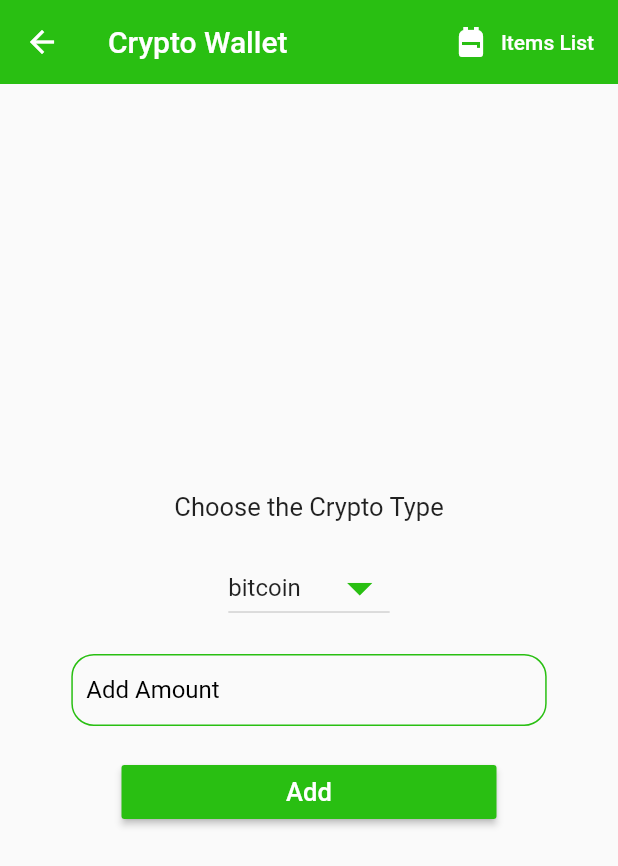
After one commit to khoacao1/final-unimarket-cryptowallet, a Flutter app: the MainWallet screen opened directly, after a tap on the "add" icon, on a phone screen of 412 x 824 dp. The commit adds this screen. Shown: the top 866 px of the screen. Run offline on Flutter 3.47's test engine with Material 2 defaults, Android fonts, the phone set to English and light mode, and no system bars; our stand-ins replace cloud_firestore, firebase_auth, firebase_core, firebase_storage, flutter_credit_card, flutter_spinkit and 1 more; accounts and stored records are empty; network calls fail.

Commit message:
Adding the Crypto Wallet page. Function to add, remove coin. Linked the crypto API to get the amount of coin type and convert to the . Modified Firebase so each user have their own Coins Collection

```diff
--- /dev/null
+++ b/unimarketwithwallet/lib/screens/Wallet/add_view.dart
@@ -0,0 +1,112 @@
+import 'package:flutter/material.dart';
+import 'package:flutter/services.dart';
+import 'package:unimarketwithwallet/screens/Wallet/wallet_function.dart';
+import 'package:unimarketwithwallet/screens/home.dart';
+import 'package:unimarketwithwallet/shared/appbar.dart';
+import 'package:unimarketwithwallet/shared/constants.dart';
+
+class AddView extends StatefulWidget {
+  const AddView({Key? key}) : super(key: key);
+
+  @override
+  _AddViewState createState() => _AddViewState();
+}
+
+class _AddViewState extends State<AddView> {
+  List<String> coins = [
+    "bitcoin",
+    "ethereum",
+  ];
+
+  String dropdownValue = "bitcoin";
+  TextEditingController _amountController = TextEditingController();
+
+  @override
+  Widget build(BuildContext context) {
+    return Scaffold(
+      appBar: AppBarCommon(
+        title: Text('Crypto Wallet'),
+        appBar: AppBar(),
+        onpress: () async {
+          Navigator.push(context, MaterialPageRoute(builder: (_) => Home()));
+        },
+        label: Text("Items List"),
+        icon: Icon(Icons.backpack),
+      ),
+      body: Container(
+        child: Row(
+          mainAxisAlignment: MainAxisAlignment.center,
+          children: [
+            Column(
+              mainAxisAlignment: MainAxisAlignment.center,
+              children: [
+                Text(
+                  'Choose the Crypto Type',
+                  style: TextStyle(
+                    fontSize: 17,
+                  ),
+                ),
+                SizedBox(
+                  height: 20,
+                ),
+                DropdownButton(
+                  iconSize: 40,
+                  value: dropdownValue,
+                  iconEnabledColor: Color(0xFF29BF12),
+                  onChanged: (String? value) {
+                    setState(() {
+                      dropdownValue = value!;
+                    });
+                  },
+                  items: coins.map<DropdownMenuItem<String>>((String value) {
+                    return DropdownMenuItem<String>(
+                      value: value,
+                      child: Text(value),
+                    );
+                  }).toList(),
+                ),
+                SizedBox(
+                  height: 20,
+                ),
+                Container(
+                  width: MediaQuery.of(context).size.width / 1.3,
+                  child: TextFormField(
+                    keyboardType: TextInputType.number,
+                    inputFormatters: <TextInputFormatter>[
+                      FilteringTextInputFormatter.allow(
+                        RegExp(r'[0-9.]'),
+                      ),
+                    ],
+                    controller: _amountController,
+                    decoration: textInputDecoration.copyWith(
+                      labelText: "Add Amount",
+                      labelStyle: TextStyle(
+                        color: Colors.black,
+                      ),
+                    ),
+                  ),
+                ),
+                SizedBox(
+                  height: 20,
+                ),
+                SizedBox(
+                  width: 250,
+                  child: RaisedButton(
+                    onPressed: () async {
+                      await addCoin(dropdownValue, _amountController.text);
+                      Navigator.of(context).pop();
+                    },
+                    child: Text('Add',
+                        style:
+                            TextStyle(color: Color(0xFFFFFFFF), fontSize: 17)),
+                    color: Color(0xFF29BF12),
+                  ),
+                ),
+              ],
+            ),
+          ],
+        ),
+      ),
+    );
+  }
+}
--- /dev/null
+++ b/unimarketwithwallet/lib/screens/Wallet/api_methods.dart
@@ -0,0 +1,14 @@
+import 'package:http/http.dart' as http;
+import 'dart:convert';
+
+Future<double?> getPrice(String id) async {
+  try {
+    var url = "https://api.coingecko.com/api/v3/coins/" + id;
+    var response = await http.get(Uri.parse(url));
+    var json = jsonDecode(response.body);
+    var value = json['market_data']['current_price']['usd'].toString();
+    return double.parse(value);
+  } catch (e) {
+    print(e.toString());
+  }
+}
--- /dev/null
+++ b/unimarketwithwallet/lib/screens/Wallet/cryptolist.dart
@@ -0,0 +1,106 @@
+import 'package:cloud_firestore/cloud_firestore.dart';
+import 'package:firebase_auth/firebase_auth.dart';
+import 'package:flutter/material.dart';
+import 'package:unimarketwithwallet/screens/Wallet/api_methods.dart';
+
+class CryptoList extends StatefulWidget {
+  const CryptoList({Key? key}) : super(key: key);
+
+  @override
+  _CryptoListState createState() => _CryptoListState();
+}
+
+class _CryptoListState extends State<CryptoList> {
+  double bitcoin = 0.0;
+  double ethereum = 0.0;
+
+  @override
+  initState() {
+    updateValues();
+  }
+
+  updateValues() async {
+    bitcoin = (await getPrice("bitcoin"))!;
+    ethereum = (await getPrice("ethereum"))!;
+    setState(() {});
+  }
+
+  @override
+  Widget build(BuildContext context) {
+    getValue(String id, double amount) {
+      if (id == "bitcoin") {
+        return (bitcoin * amount).toStringAsFixed(2);
+      } else {
+        return (ethereum * amount).toStringAsFixed(2);
+      }
+    }
+
+    return Container(
+      decoration: BoxDecoration(
+        color: Colors.white,
+      ),
+      height: MediaQuery.of(context).size.height,
+      width: MediaQuery.of(context).size.width,
+      child: Center(
+        child: StreamBuilder(
+            stream: FirebaseFirestore.instance
+                .collection('Users')
+                .doc(FirebaseAuth.instance.currentUser!.uid)
+                .collection('Coins')
+                .snapshots(),
+            builder:
+                (BuildContext context, AsyncSnapshot<QuerySnapshot> snapshot) {
+              if (!snapshot.hasData) {
+                return Center(
+                  child: CircularProgressIndicator(),
+                );
+              }
+
+              return ListView(
+                children: snapshot.data!.docs.map((document) {
+                  return Padding(
+                    padding: EdgeInsets.all(8.0),
+                    child: Container(
+                        height: MediaQuery.of(context).size.height / 8,
+                        width: MediaQuery.of(context).size.width / 1.2,
+                        decoration: BoxDecoration(
+                          color: Color(0xFF08BDBD),
+                          borderRadius: BorderRadius.circular(15),
+                        ),
+                        child: Row(
+                          mainAxisAlignment: MainAxisAlignment.spaceEvenly,
+                          children: [
+                            Text(
+                              "${document.id}",
+                              style: TextStyle(
+                                color: Colors.white,
+                                fontSize: 19,
+                                fontWeight: FontWeight.w600,
+                              ),
+                            ),
+                            Text(
+                              document.get('Amount').toStringAsFixed(2),
+                              style: TextStyle(
+                                color: Colors.white,
+                                fontSize: 19,
+                                fontWeight: FontWeight.w600,
+                              ),
+                            ),
+                            Text(
+                              "\$ ${getValue(document.id, document.get('Amount'))}",
+                              style: TextStyle(
+                                color: Colors.white,
+                                fontSize: 19,
+                                fontWeight: FontWeight.w600,
+                              ),
+                            ),
+                          ],
+                        )),
+                  );
+                }).toList(),
+              );
+            }),
+      ),
+    );
+  }
+}
--- /dev/null
+++ b/unimarketwithwallet/lib/screens/Wallet/mainwallet.dart
@@ -0,0 +1,71 @@
+import 'package:flutter/material.dart';
+import 'package:unimarketwithwallet/screens/Wallet/add_view.dart';
+import 'package:unimarketwithwallet/screens/Wallet/cryptolist.dart';
+import 'package:unimarketwithwallet/screens/Wallet/remove_view.dart';
+import 'package:unimarketwithwallet/screens/home.dart';
+import 'package:unimarketwithwallet/shared/appbar.dart';
+import 'package:unimarketwithwallet/shared/drawer.dart';
+
+class MainWallet extends StatefulWidget {
+  const MainWallet({Key? key}) : super(key: key);
+
+  @override
+  _MainWalletState createState() => _MainWalletState();
+}
+
+class _MainWalletState extends State<MainWallet> {
+  @override
+  Widget build(BuildContext context) {
+    return Scaffold(
+      appBar: AppBarCommon(
+        title: Text('Crypto Wallet'),
+        appBar: AppBar(),
+        onpress: () async {
+          Navigator.push(context, MaterialPageRoute(builder: (_) => Home()));
+        },
+        label: Text("Cancel"),
+        icon: Icon(Icons.cancel),
+      ),
+      drawer: DrawerCommon(),
+      body: CryptoList(),
+      floatingActionButton: Row(
+        mainAxisAlignment: MainAxisAlignment.end,
+        children: <Widget>[
+          FloatingActionButton(
+            onPressed: () {
+              Navigator.push(
+                context,
+                MaterialPageRoute(
+                  builder: (context) => AddView(),
+                ),
+              );
+            },
+            backgroundColor: Color(0xFF29BF12),
+            child: Icon(
+              Icons.add,
+              color: Colors.white,
+            ),
+          ),
+          SizedBox(
+            width: 25,
+          ),
+          FloatingActionButton(
+            onPressed: () {
+              Navigator.push(
+                context,
+                MaterialPageRoute(
+                  builder: (context) => RemoveView(),
+                ),
+              );
+            },
+            backgroundColor: Color(0xFF29BF12),
+            child: Icon(
+              Icons.remove,
+              color: Colors.white,
+            ),
+          ),
+        ],
+      ),
+    );
+  }
+}
--- a/unimarketwithwallet/lib/services/auth.dart
+++ b/unimarketwithwallet/lib/services/auth.dart
@@ -1,3 +1,4 @@
+import 'package:cloud_firestore/cloud_firestore.dart';
 import 'package:firebase_auth/firebase_auth.dart';
 import 'package:unimarketwithwallet/models/user.dart';
 import 'package:unimarketwithwallet/services/database.dart';
--- a/unimarketwithwallet/lib/shared/drawer.dart
+++ b/unimarketwithwallet/lib/shared/drawer.dart
@@ -1,4 +1,5 @@
 import 'package:flutter/material.dart';
+import 'package:unimarketwithwallet/screens/Wallet/mainwallet.dart';
 import 'package:unimarketwithwallet/screens/wrapper.dart';
 import 'package:unimarketwithwallet/services/auth.dart';
 import 'package:unimarketwithwallet/shared/customlisttile.dart';
@@ -19,10 +20,10 @@ class _DrawerCommonState extends State<DrawerCommon> {
             Navigator.of(context).pushReplacement(
                 MaterialPageRoute(builder: (context) => Wrapper()));
           }),
-          // CustomListTile(Icons.person, 'Profile', () {
-          //   Navigator.of(context).pushReplacement(
-          //       MaterialPageRoute(builder: (context) => Profile()));
-          // }),
+          CustomListTile(Icons.account_balance, 'Crypto Wallet', () {
+            Navigator.of(context).pushReplacement(
+                MaterialPageRoute(builder: (context) => MainWallet()));
+          }),
           // CustomListTile(Icons.settings, 'Settings', () {
           //   Navigator.of(context).pushReplacement(
           //       MaterialPageRoute(builder: (context) => Setting()));
--- a/unimarketwithwallet/pubspec.yaml
+++ b/unimarketwithwallet/pubspec.yaml
@@ -32,6 +32,7 @@ dependencies:
   flutter_spinkit: null
   image_picker: null
   provider: ^5.0.0
+  http:
 
   # The following adds the Cupertino Icons font to your application.
   # Use with the CupertinoIcons class for iOS style icons.
```
Also changed, not shown: unimarketwithwallet/lib/screens/Wallet/remove_view.dart (added, +112 -0 lines), unimarketwithwallet/lib/screens/Wallet/wallet_function.dart (added, +64 -0 lines), unimarketwithwallet/pubspec.lock.
